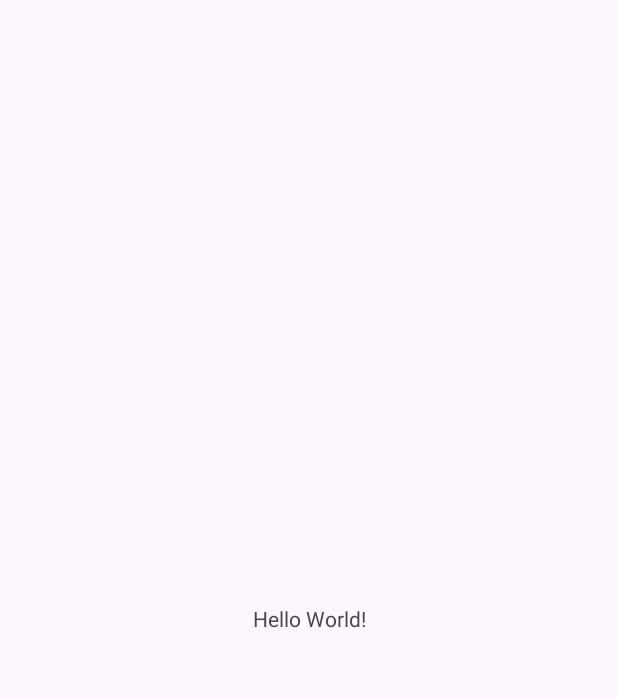
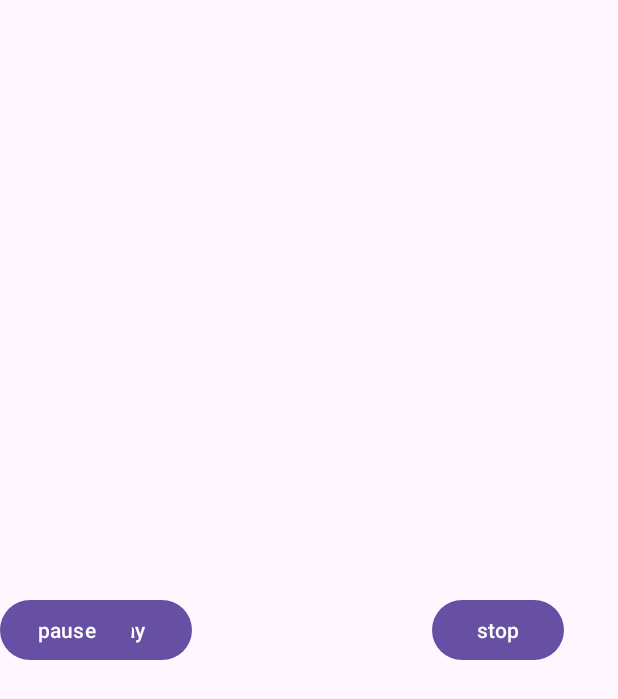
Before and after one commit to YonyVilca/Dispositivos_Mobiles, an Android app: the screen it shows after launch (MainActivity), on a phone screen of 412 x 824 dp. Before the commit the part shown is almost empty. Shown: the top 699 px of the screen. Run offline under Robolectric (Android 15) with nearby library versions, the phone set to English and light mode, and no system bars.

Commit message:
Se agrego la carpeta raw, donde se  inserto musica, y se desarrollo una interfaz de reproduccion muy basica

```diff
--- a/Laboratorio 3/Ejercicio 3/app/src/main/res/layout/activity_main.xml
+++ b/Laboratorio 3/Ejercicio 3/app/src/main/res/layout/activity_main.xml
@@ -2,8 +2,8 @@
 <!--
    * Descripción:Reproductor de Música Básico.
    * Autor: Yony Alex Vilca Mamani.
-   * Fecha: 22/03/2024
-   * Modificación: 22/03/2024
+   * Fecha: 19/04/2024
+   * Modificación: 19/04/2024
    /-->
 <androidx.constraintlayout.widget.ConstraintLayout xmlns:android="http://schemas.android.com/apk/res/android"
     xmlns:app="http://schemas.android.com/apk/res-auto"
@@ -13,13 +13,33 @@
     android:layout_height="match_parent"
     tools:context=".MainActivity">
 
-    <TextView
+
+    <Button
+        android:id="@+id/button"
         android:layout_width="wrap_content"
         android:layout_height="wrap_content"
-        android:text="Hello World!"
-        app:layout_constraintBottom_toBottomOf="parent"
-        app:layout_constraintEnd_toEndOf="parent"
+        android:layout_marginStart="40dp"
+        android:layout_marginTop="396dp"
+        android:text="@string/play"
         app:layout_constraintStart_toStartOf="parent"
         app:layout_constraintTop_toTopOf="parent" />
 
+    <Button
+        android:id="@+id/button2"
+        android:layout_width="wrap_content"
+        android:layout_height="wrap_content"
+        android:layout_marginTop="396dp"
+        android:text="@string/pause"
+        app:layout_constraintTop_toTopOf="parent"
+        tools:layout_editor_absoluteX="160dp" />
+
+    <Button
+        android:id="@+id/button3"
+        android:layout_width="wrap_content"
+        android:layout_height="wrap_content"
+        android:layout_marginStart="288dp"
+        android:layout_marginTop="396dp"
+        android:text="@string/stop"
+        app:layout_constraintStart_toStartOf="parent"
+        app:layout_constraintTop_toTopOf="parent" />
 </androidx.constraintlayout.widget.ConstraintLayout>
--- a/Laboratorio 3/Ejercicio 3/app/src/main/res/values/strings.xml
+++ b/Laboratorio 3/Ejercicio 3/app/src/main/res/values/strings.xml
@@ -1,3 +1,6 @@
 <resources>
     <string name="app_name">Ejercicio3</string>
+    <string name="play">play</string>
+    <string name="pause">pause</string>
+    <string name="stop">stop</string>
 </resources>
```
Also changed, not shown: 1 other file.
